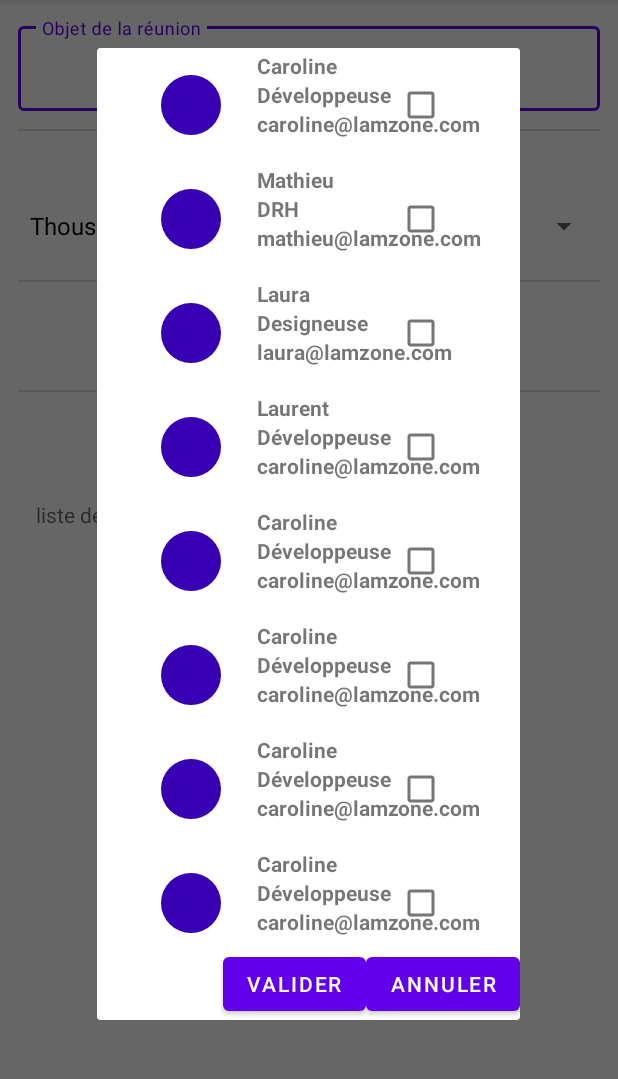
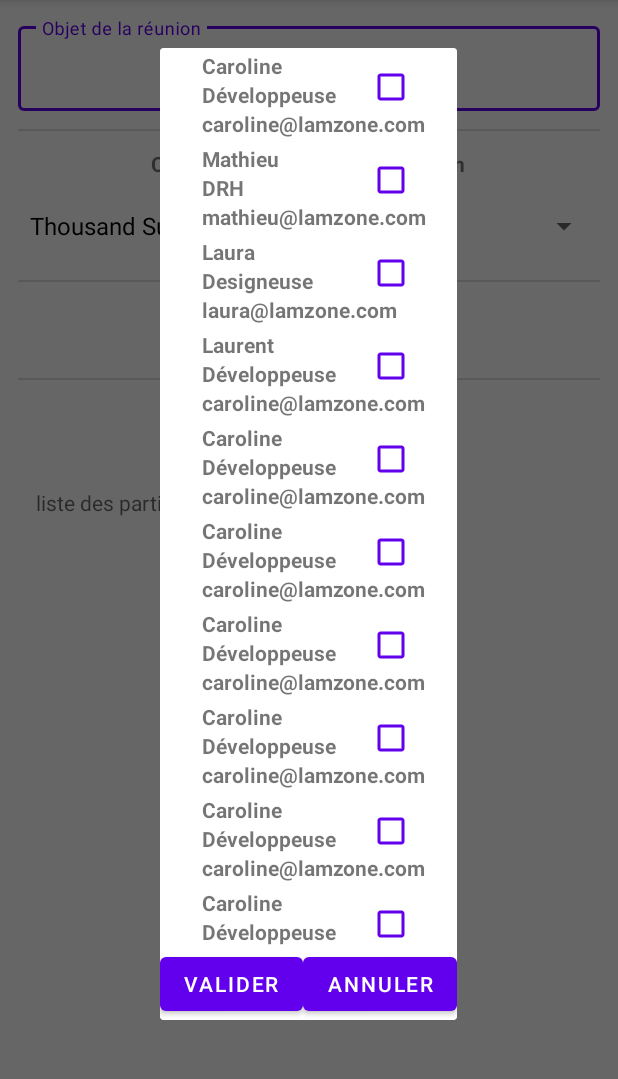
Before and after one commit to LaurentVrevin/Mareu, an Android app: the MeetingRoomBookingActivity screen opened directly, with no data from a screen before it, after a tap on "INVITER", on a phone screen of 412 x 824 dp, the part 84-1163 px from its top. Run offline under Robolectric (Android 15) with nearby library versions, the phone set to English and light mode, and no system bars.

Commit message:
maj design 1.0

```diff
--- a/app/src/main/java/fr/laurentvrevin/mareu/activities/MeetingRoomBookingActivity.java
+++ b/app/src/main/java/fr/laurentvrevin/mareu/activities/MeetingRoomBookingActivity.java
@@ -49,8 +49,6 @@ public class MeetingRoomBookingActivity extends AppCompatActivity implements Emp
     private MareuApiService mMareuApiService = DI.getMeetingsApiService();
     private Calendar mStartdate;
     private Calendar mEndDate;
-
-
 
     @Override
     protected void onCreate(Bundle savedInstanceState) {
@@ -107,6 +105,7 @@ public class MeetingRoomBookingActivity extends AppCompatActivity implements Emp
                 Rooms rooms = (Rooms) adapter.getItem(position);
                 //on met dans la textview via la variable roomSelected la salle  choisie
                 txt_roomSeleted.setText(rooms.getName());
+                roomSelected = rooms.getName();
             }
         });
 
@@ -172,9 +171,8 @@ public class MeetingRoomBookingActivity extends AppCompatActivity implements Emp
         mButtonSaveMeeting.setOnClickListener(new View.OnClickListener() {
             @Override
             public void onClick(View v) {
-                if (v ==mButtonSaveMeeting) {
+                if (v == mButtonSaveMeeting) {
                     onSubmit();
-
                 }
             }
         });
@@ -183,22 +181,22 @@ public class MeetingRoomBookingActivity extends AppCompatActivity implements Emp
     private void onSubmit() {
 
         meetingObject = txt_Meeting_Object.getEditText().getText().toString();
-        roomSelected = txt_roomSeleted.getText().toString();
+        //roomSelected = txt_roomSeleted.getText().toString();
 
-        if (meetingObject.isEmpty()){
+        if (meetingObject.isEmpty()) {
             txt_Meeting_Object.setError("Merci de saisir un objet de réunion");
             return;
         }
         mMareuApiService.createMeeting(new Meetings(meetingObject, timeSelected, roomSelected, mEmployeesSelected.toString()));
         Toast.makeText(this, "L'objet de la réunion n'est pas vide", Toast.LENGTH_SHORT).show();
-
+        finish();
     }
 
     @Override
     public void onEmployeesSelected(ArrayList<Employees> employees) {
         mEmployeesSelected = employees;
         //je charge la textview avec la liste des employées sélectionnés
-        list_invited.setText("Voici les salarié(e)s invité(e)s : "+ mEmployeesSelected);
+        list_invited.setText("Voici les salarié(e)s invité(e)s : " + mEmployeesSelected);
         mDialogFragment.dismiss();
     }
 
--- a/app/src/main/java/fr/laurentvrevin/mareu/adapter/MeetingsRecyclerViewAdapter.java
+++ b/app/src/main/java/fr/laurentvrevin/mareu/adapter/MeetingsRecyclerViewAdapter.java
@@ -35,7 +35,7 @@ public class MeetingsRecyclerViewAdapter extends RecyclerView.Adapter<MeetingsRe
     @Override
     public void onBindViewHolder(@NonNull ViewHolder holder, int position) {
         Meetings meeting = mMeetings.get(position);
-        SimpleDateFormat timeformat = new SimpleDateFormat("HH:mm");
+        //SimpleDateFormat timeformat = new SimpleDateFormat("HH:mm");
         holder.mMeetingName.setText(meeting.getMeetingname());
         holder.mStarTime.setText(meeting.getStartime());
         holder.mRoomName.setText(meeting.getRoomname());
--- a/app/src/main/java/fr/laurentvrevin/mareu/fragment/EmployeesListDialogFragment.java
+++ b/app/src/main/java/fr/laurentvrevin/mareu/fragment/EmployeesListDialogFragment.java
@@ -8,6 +8,8 @@ import android.view.ViewGroup;
 import androidx.annotation.NonNull;
 import androidx.annotation.Nullable;
 import androidx.fragment.app.DialogFragment;
+import androidx.recyclerview.widget.DividerItemDecoration;
+import androidx.recyclerview.widget.LinearLayoutManager;
 import androidx.recyclerview.widget.RecyclerView;
 
 import java.util.ArrayList;
@@ -47,17 +49,23 @@ public class EmployeesListDialogFragment extends DialogFragment {
     @Override
     public View onCreateView(@NonNull LayoutInflater inflater, @Nullable ViewGroup container, Bundle savedInstanceState) {
         super.onCreateView(inflater, container, savedInstanceState);
+
         View view = inflater.inflate(R.layout.fragment_employees_list_dialog, container, false);
         assert getArguments() != null;
         //On vérifie à la création de la vue si la liste comporte des employees sélectionnés et non sélectionnés
         ArrayList<Employees> employees = (ArrayList<Employees>) getArguments().getSerializable(EMPLOYEES_LIST);
         ArrayList<Employees> employeesChecked = (ArrayList<Employees>) getArguments().getSerializable(EMPLOYEES_CHECKED_LIST);
         //adapter = nouvel adapter de recyclerview comprenant les employes cochés et non cochés
+        mRecyclerView = view.findViewById(R.id.recycler_view_employees);
         mEmployeesAdapter = new EmployeesRecyclerViewAdapter(employees, employeesChecked);
+
+        LinearLayoutManager layoutManager = new LinearLayoutManager(getContext());
+        mRecyclerView.setLayoutManager(layoutManager);
+        DividerItemDecoration dividerItemDecoration = new DividerItemDecoration(mRecyclerView.getContext(),layoutManager.getOrientation());
+        mRecyclerView.addItemDecoration(dividerItemDecoration);
+        mMareuApiService = DI.getMeetingsApiService();
+        mRecyclerView.setAdapter(mEmployeesAdapter);
         mRecyclerView = view.findViewById(R.id.recycler_view_employees);
-        mMareuApiService = DI.getMeetingsApiService();
-        //
-        mRecyclerView.setAdapter(mEmployeesAdapter);
 
         //On gère le bouton OK qui écoute les éléments de liste sélectionnées
         view.findViewById(R.id.ok_button).setOnClickListener(new View.OnClickListener() {
--- a/app/src/main/java/fr/laurentvrevin/mareu/service/MeetingListGenerator.java
+++ b/app/src/main/java/fr/laurentvrevin/mareu/service/MeetingListGenerator.java
@@ -8,7 +8,7 @@ import fr.laurentvrevin.mareu.model.Meetings;
 
 public class MeetingListGenerator {
     public static List<Meetings> DUMMY_MEETING = new ArrayList<>(Arrays.asList(
-            new Meetings( "refaire la gueule", "2h00","salle de réunion","coucou@jojo.fr")
+            //new Meetings( "refaire la gueule", "2h00","salle de réunion","coucou@jojo.fr")
     ));
     static List<Meetings> generateMeeting(){return new ArrayList<>(DUMMY_MEETING);}
 }
--- /dev/null
+++ b/app/src/main/res/drawable/ic_baseline_calendar_month_24.xml
@@ -0,0 +1,5 @@
+<vector android:height="24dp" android:tint="#000000"
+    android:viewportHeight="24" android:viewportWidth="24"
+    android:width="24dp" xmlns:android="http://schemas.android.com/apk/res/android">
+    <path android:fillColor="@android:color/white" android:pathData="M19,4h-1V2h-2v2H8V2H6v2H5C3.89,4 3.01,4.9 3.01,6L3,20c0,1.1 0.89,2 2,2h14c1.1,0 2,-0.9 2,-2V6C21,4.9 20.1,4 19,4zM19,20H5V10h14V20zM9,14H7v-2h2V14zM13,14h-2v-2h2V14zM17,14h-2v-2h2V14zM9,18H7v-2h2V18zM13,18h-2v-2h2V18zM17,18h-2v-2h2V18z"/>
+</vector>
--- a/app/src/main/res/layout/activity_main.xml
+++ b/app/src/main/res/layout/activity_main.xml
@@ -13,7 +13,8 @@
         android:layout_marginBottom="16dp"
         android:clickable="true"
         android:src="@drawable/ic_baseline_add_24"
-        android:tint="@android:color/white"
+        app:backgroundTint="@color/red"
+        app:tint="@color/white"
         app:layout_constraintBottom_toBottomOf="parent"
         app:layout_constraintEnd_toEndOf="parent" />
 
--- a/app/src/main/res/layout/activity_meeting_room_booking.xml
+++ b/app/src/main/res/layout/activity_meeting_room_booking.xml
@@ -45,6 +45,7 @@
             android:id="@+id/spinner_room_toselect"
             android:layout_width="match_parent"
             android:layout_height="wrap_content"
+            android:gravity="center"
             tools:ignore="MissingConstraints"
             />
 
@@ -53,12 +54,17 @@
             android:layout_height="match_parent"
             android:layout_marginTop="12dp"
             android:layout_marginBottom="12dp"/>
+        <LinearLayout
+            android:layout_width="wrap_content"
+            android:layout_height="wrap_content"
+            android:orientation="horizontal">
 
         <Button
             android:id="@+id/button_date_picker"
-            android:layout_width="wrap_content"
-            android:layout_height="wrap_content"
-            android:text="Choisissez la date" />
+            android:layout_width="40dp"
+            android:layout_height="40dp"
+            android:background="@drawable/ic_baseline_calendar_month_24"/>
+        </LinearLayout>
 
         <com.google.android.material.divider.MaterialDivider
             android:layout_width="wrap_content"
--- a/app/src/main/res/layout/fragment_employees_item.xml
+++ b/app/src/main/res/layout/fragment_employees_item.xml
@@ -4,61 +4,46 @@
     xmlns:tools="http://schemas.android.com/tools"
     android:layout_width="match_parent"
     android:layout_height="wrap_content"
-    android:orientation="vertical"
-    android:layout_margin="2dp">
+    android:paddingLeft="8dp"
+    android:layout_margin="2dp"
+    android:orientation="vertical">
 
-
-    <ImageView
-        android:id="@+id/image_employee"
-        android:layout_width="40dp"
-        android:layout_height="40dp"
-        android:layout_marginStart="16dp"
-        android:layout_marginTop="16dp"
-        android:layout_marginBottom="16dp"
-        app:layout_constraintBottom_toBottomOf="parent"
-        app:layout_constraintStart_toStartOf="parent"
-        app:layout_constraintTop_toTopOf="parent"
-        android:src="@drawable/circle" />
 
     <TextView
         android:id="@+id/tv_employee_name"
         android:layout_width="wrap_content"
         android:layout_height="wrap_content"
-        android:layout_marginStart="24dp"
         android:text="tvEmployee_name"
         android:textStyle="bold"
-        app:layout_constraintStart_toEndOf="@+id/image_employee"
+        app:layout_constraintStart_toStartOf="parent"
         tools:ignore="MissingConstraints" />
+
     <TextView
         android:id="@+id/tv_employee_function"
         android:layout_width="wrap_content"
         android:layout_height="wrap_content"
-        android:layout_marginStart="24dp"
         android:text="tv_employee_function"
         android:textStyle="bold"
-        app:layout_constraintTop_toBottomOf="@+id/tv_employee_name"
-        app:layout_constraintStart_toEndOf="@+id/image_employee"
-        />
+        app:layout_constraintStart_toStartOf="parent"
+        app:layout_constraintTop_toBottomOf="@+id/tv_employee_name" />
 
     <TextView
         android:id="@+id/tv_employee_email"
         android:layout_width="wrap_content"
         android:layout_height="wrap_content"
-        android:layout_marginStart="24dp"
         android:text="tv_employee_email"
         android:textStyle="bold"
-        app:layout_constraintTop_toBottomOf="@+id/tv_employee_function"
-        app:layout_constraintStart_toEndOf="@+id/image_employee"/>
+        app:layout_constraintStart_toStartOf="parent"
+        app:layout_constraintTop_toBottomOf="@+id/tv_employee_function" />
 
     <CheckBox
         android:id="@+id/checkbox_item"
         android:layout_width="wrap_content"
         android:layout_height="wrap_content"
-        android:layout_marginEnd="16dp"
         android:background="@null"
-        app:layout_constraintBottom_toBottomOf="@+id/image_employee"
+        app:buttonTint="@color/purple_500"
         app:layout_constraintEnd_toEndOf="parent"
-        app:layout_constraintTop_toTopOf="@+id/image_employee"
-        app:srcCompat="@drawable/ic_baseline_delete_24" />
+        app:srcCompat="@drawable/ic_baseline_delete_24"
+        tools:layout_editor_absoluteY="5dp" />
 
 </androidx.constraintlayout.widget.ConstraintLayout>
--- a/app/src/main/res/layout/fragment_employees_list_dialog.xml
+++ b/app/src/main/res/layout/fragment_employees_list_dialog.xml
@@ -2,8 +2,9 @@
 <androidx.constraintlayout.widget.ConstraintLayout xmlns:android="http://schemas.android.com/apk/res/android"
     xmlns:app="http://schemas.android.com/apk/res-auto"
     xmlns:tools="http://schemas.android.com/tools"
-    android:layout_width="match_parent"
-    android:layout_height="700dp">
+    android:layout_width="wrap_content"
+    android:layout_height="wrap_content"
+    android:layout_margin="10dp">
 
     <androidx.recyclerview.widget.RecyclerView
         android:id="@+id/recycler_view_employees"
@@ -12,8 +13,8 @@
         app:layoutManager="androidx.recyclerview.widget.LinearLayoutManager"
         app:layout_constraintStart_toStartOf="parent"
         app:layout_constraintEnd_toEndOf="parent"
-        tools:listitem="@layout/fragment_employees_item" />
-
+        tools:listitem="@layout/fragment_employees_item"
+        tools:ignore="MissingConstraints" />
 
     <Button
         android:id="@+id/ok_button"
@@ -21,8 +22,8 @@
         android:layout_height="wrap_content"
         android:layout_marginStart="84dp"
         android:text="Valider"
-        app:layout_constraintStart_toStartOf="parent"
-        app:layout_constraintTop_toBottomOf="@id/recycler_view_employees" />
+        app:layout_constraintTop_toBottomOf="@id/recycler_view_employees"
+        tools:ignore="MissingConstraints" />
 
     <Button
         android:id="@+id/cancel_button"
@@ -35,4 +36,5 @@
         app:layout_constraintStart_toEndOf="@+id/ok_button"
         app:layout_constraintTop_toBottomOf="@id/recycler_view_employees" />
 
+
 </androidx.constraintlayout.widget.ConstraintLayout>
--- a/app/src/main/res/layout/item_list_meeting.xml
+++ b/app/src/main/res/layout/item_list_meeting.xml
@@ -26,6 +26,8 @@
         android:layout_marginStart="24dp"
         android:text="Réunion A"
         android:textStyle="bold"
+        android:textSize="16dp"
+        android:textColor="@color/black"
 
         app:layout_constraintStart_toEndOf="@+id/item_list_meeting_avatar"
         app:layout_constraintTop_toTopOf="@+id/item_list_meeting_avatar" />
@@ -36,21 +38,25 @@
         android:layout_marginStart="24dp"
         android:text="14h00"
         android:textStyle="bold"
+        android:textSize="16dp"
+        android:textColor="@color/black"
 
         app:layout_constraintStart_toEndOf="@+id/item_list_meeting_meetingname"
         app:layout_constraintTop_toTopOf="@+id/item_list_meeting_avatar"
         />
+
     <TextView
         android:id="@+id/item_list_meeting_roomname"
         android:layout_width="wrap_content"
         android:layout_height="wrap_content"
         android:layout_marginStart="24dp"
         android:text="Nom de la salle"
+        android:textSize="16dp"
+        android:textColor="@color/black"
+
         android:textStyle="bold"
-
         app:layout_constraintStart_toEndOf="@+id/item_list_meeting_startime"
-        app:layout_constraintTop_toTopOf="@+id/item_list_meeting_avatar"
-        />
+        app:layout_constraintTop_toTopOf="@+id/item_list_meeting_avatar" />
 
     <TextView
         android:id="@+id/item_list_meeting_useremail"
--- a/app/src/main/res/values/colors.xml
+++ b/app/src/main/res/values/colors.xml
@@ -7,4 +7,5 @@
     <color name="teal_700">#FF018786</color>
     <color name="black">#FF000000</color>
     <color name="white">#FFFFFFFF</color>
+    <color name="red">#FF0000</color>
 </resources>
```
